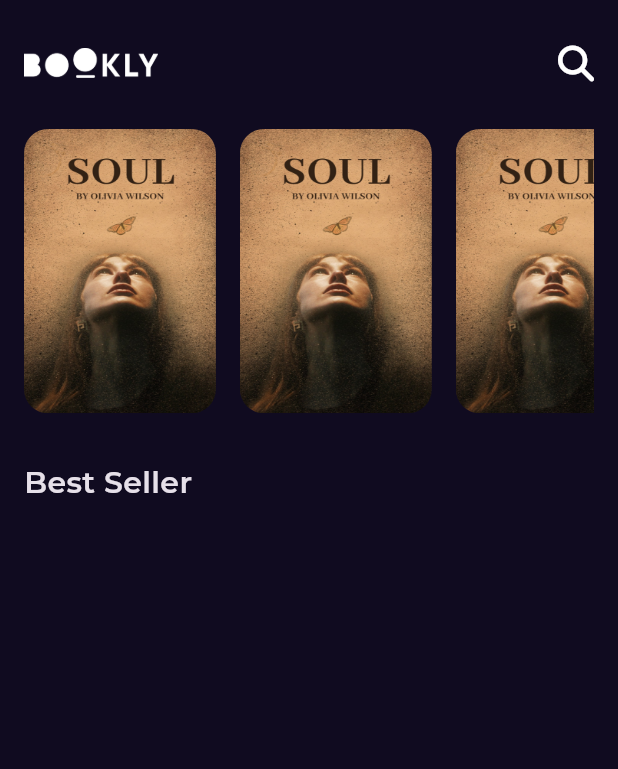
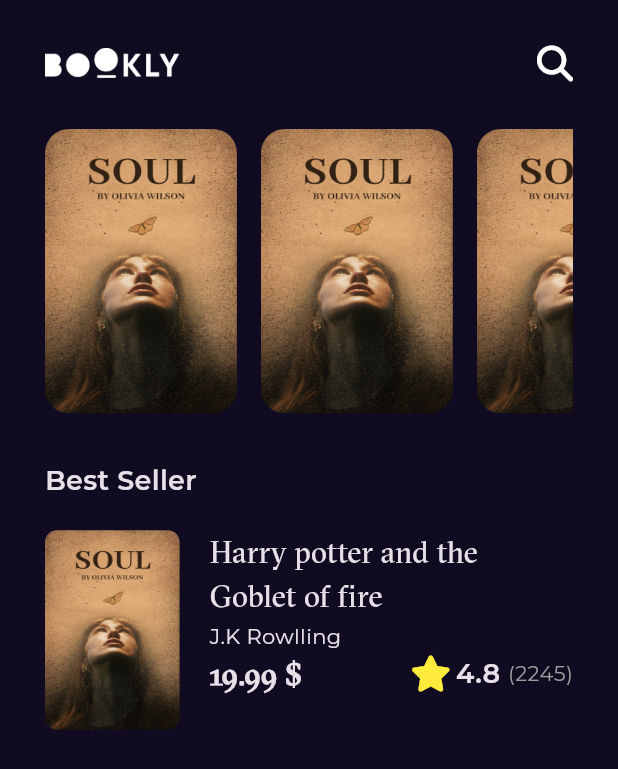
Before and after one commit to mahmoud-alaa77/Bookly-App, a Flutter app: the screen it shows after launch, on a phone screen of 412 x 824 dp. Shown: the top 769 px of the screen. Run offline on Flutter 3.47's test engine with Material 3 defaults, Android fonts, the phone set to English and light mode, and no system bars; our stand-ins replace font_awesome_flutter, get, google_fonts.

Commit message:
finish best seller list view item

```diff
--- a/lib/constants.dart
+++ b/lib/constants.dart
@@ -3,3 +3,4 @@
 import 'package:flutter/material.dart';
 
 const kPrimaryColor = Color(0xff100B20);
+const kGtSectraFine = 'GT Sectra Fine';
--- a/lib/core/utils/styles.dart
+++ b/lib/core/utils/styles.dart
@@ -1,11 +1,27 @@
 
 
-import 'package:flutter/cupertino.dart';
+import 'package:bookly_app/constants.dart';
+import 'package:flutter/material.dart';
 
 abstract class Styles{
 
-  static const titleMedium =TextStyle(
-    fontSize: 20,
+  static const textStyle18 =TextStyle(
+    fontSize: 18,
     fontWeight: FontWeight.w600
   );
+  static const textStyle20 =TextStyle(
+      fontSize: 20,
+      fontWeight: FontWeight.normal,
+fontFamily: kGtSectraFine
+  );
+
+  static const textStyle14 =TextStyle(
+      fontSize: 14,
+      fontWeight: FontWeight.normal,
+  );
+
+  static const textStyle16 =TextStyle(
+    fontSize: 14,
+    fontWeight: FontWeight.w500,
+  );
 }
--- /dev/null
+++ b/lib/features/home/presentation/views/widgets/best_seller_list_view_item.dart
@@ -0,0 +1,69 @@
+import 'package:bookly_app/features/home/presentation/views/widgets/rating_widget.dart';
+import 'package:flutter/material.dart';
+import 'package:font_awesome_flutter/font_awesome_flutter.dart';
+
+import '../../../../../core/utils/styles.dart';
+
+class BestSellerListViewItem extends StatelessWidget {
+  const BestSellerListViewItem({super.key});
+
+  @override
+  Widget build(BuildContext context) {
+    return SizedBox(
+        height: MediaQuery.of(context).size.height / 6.2,
+        child: Row(
+          children: [
+            AspectRatio(
+              aspectRatio: 2.7 / 4,
+              child: Container(
+                decoration: const BoxDecoration(
+                    borderRadius: BorderRadius.all(Radius.circular(8)),
+                    image: DecorationImage(
+                      fit: BoxFit.fill,
+                      image: AssetImage("assets/images/cover2.jpg"),
+                    )),
+              ),
+            ),
+            const SizedBox(
+              width: 20,
+            ),
+            Expanded(
+              child: Column(
+                crossAxisAlignment: CrossAxisAlignment.start,
+                children: [
+                  SizedBox(
+                    width: MediaQuery.of(context).size.width * .5,
+                    child: const Text(
+                      "Harry potter and the Goblet of fire",
+                      style: Styles.textStyle20,
+                      maxLines: 2,
+                      overflow: TextOverflow.ellipsis,
+                    ),
+                  ),
+                  const SizedBox(
+                    height: 3,
+                  ),
+                  const Text(
+                    "J.K Rowlling",
+                    style: Styles.textStyle14,
+                  ),
+                  Row(
+
+                    mainAxisAlignment: MainAxisAlignment.spaceBetween,
+                    children: [
+                      Text(
+                        "19.99 \$",
+                        style: Styles.textStyle20
+                            .copyWith(fontWeight: FontWeight.bold),
+                      ),
+
+                      const RatingWidget(),
+                    ],
+                  )
+                ],
+              ),
+            ),
+          ],
+        ));
+  }
+}
--- a/lib/features/home/presentation/views/widgets/home_view_body.dart
+++ b/lib/features/home/presentation/views/widgets/home_view_body.dart
@@ -1,6 +1,7 @@
 import 'package:bookly_app/core/utils/styles.dart';
 import 'package:flutter/material.dart';
 
+import 'best_seller_list_view_item.dart';
 import 'custom_app_bar.dart';
 import 'horizontal_books_list_view.dart';
 
@@ -12,7 +13,7 @@ class HomeViewBody extends StatelessWidget {
     return const Scaffold(
       body: Padding(
         padding:
-            EdgeInsetsDirectional.only(bottom: 8, top: 30, start: 16, end: 16),
+            EdgeInsetsDirectional.only(bottom: 8, top: 30, start: 30, end: 30),
         child: Column(
           crossAxisAlignment: CrossAxisAlignment.start,
           children: [
@@ -21,9 +22,14 @@ class HomeViewBody extends StatelessWidget {
             SizedBox(
               height: 32,
             ),
-            Text("Best Seller",
-            style: Styles.titleMedium,
-            )
+            Text(
+              "Best Seller",
+              style: Styles.textStyle18,
+            ),
+            SizedBox(
+              height: 20,
+            ),
+            BestSellerListViewItem()
           ],
         ),
       ),
--- /dev/null
+++ b/lib/features/home/presentation/views/widgets/rating_widget.dart
@@ -0,0 +1,34 @@
+import 'package:flutter/material.dart';
+import 'package:font_awesome_flutter/font_awesome_flutter.dart';
+
+import '../../../../../core/utils/styles.dart';
+
+class RatingWidget extends StatelessWidget {
+  const RatingWidget({super.key});
+
+  @override
+  Widget build(BuildContext context) {
+    return Row(
+      children: [
+        const Icon(
+          FontAwesomeIcons.solidStar,
+          color: Colors.yellow,
+        ),
+        const SizedBox(
+          width: 6.3,
+        ),
+        const Text(
+          "4.8",
+          style: Styles.textStyle18,
+        ),
+        const SizedBox(
+          width: 5,
+        ),
+        Text(
+          "(2245)",
+          style: Styles.textStyle14.copyWith(color: Colors.grey),
+        )
+      ],
+    );
+  }
+}
```
Also changed, not shown: pubspec.yaml (+4 -4 lines), 1 other file.
